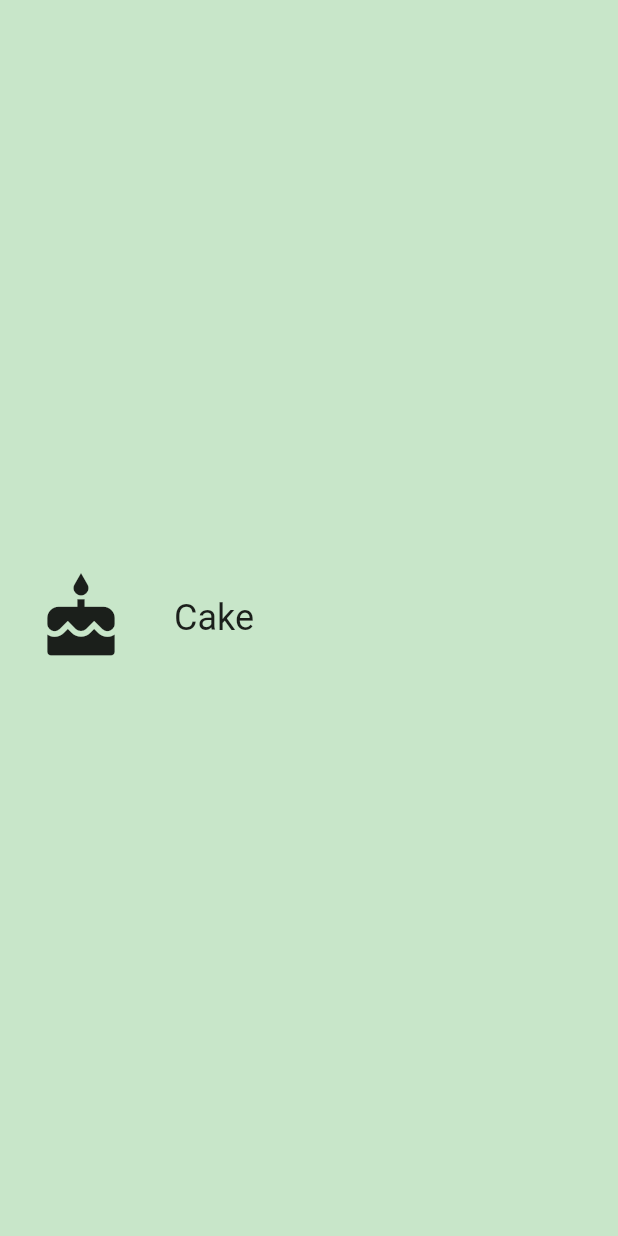
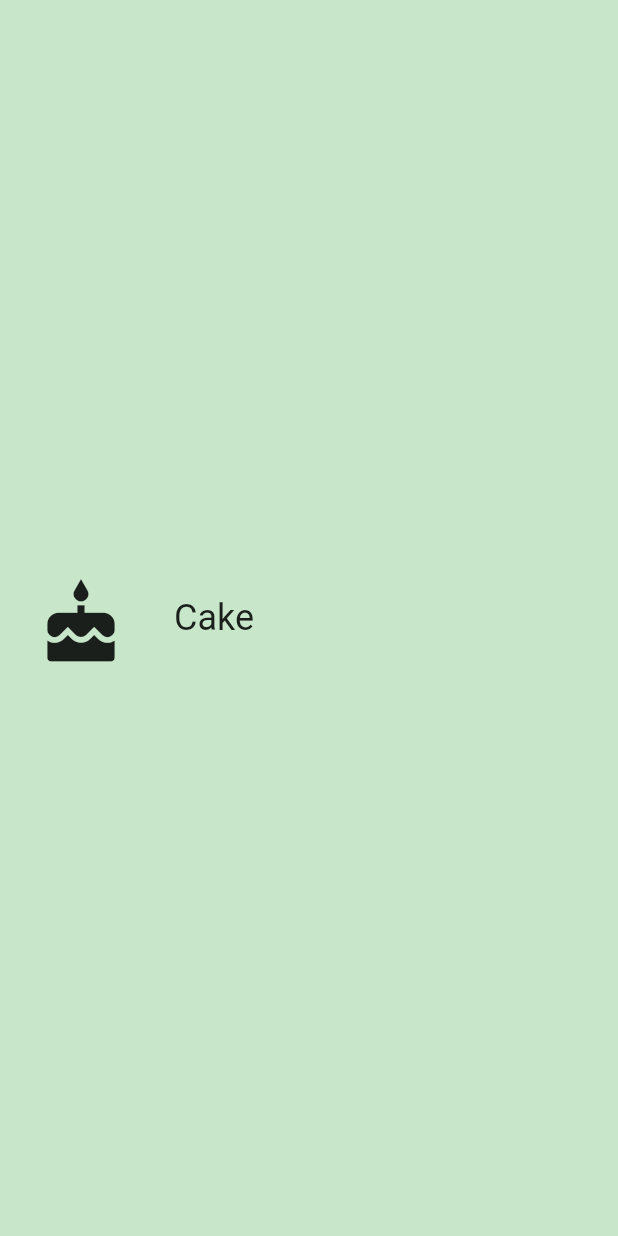
Before and after one commit to iinoten/flutter_udacity_course, a Flutter app: the screen it shows after launch, on a phone screen of 412 x 824 dp. Run offline on Flutter 3.47's test engine with Material 2 defaults, Android fonts, the phone set to English and light mode, and no system bars.

Commit message:
お手本通りに引数を取れるようにした

```diff
--- a/lib/category.dart
+++ b/lib/category.dart
@@ -6,17 +6,31 @@
 // https://www.dartlang.org/guides/language/effective-dart/style#ordering
 import 'package:flutter/material.dart';
 
+final _rowHeight = 100.0;
+final _borderRadius = BorderRadius.circular(_rowHeight / 2);
+
 /// A custom [Category] widget.
 ///
 /// The widget is composed on an [Icon] and [Text]. Tapping on the widget shows
 /// a colored [InkWell] animation.
 class Category extends StatelessWidget {
+  final String name;
+  final ColorSwatch color;
+  final IconData iconLocation;
   /// Creates a [Category].
   ///
   /// A [Category] saves the name of the Category (e.g. 'Length'), its color for
   /// the UI, and the icon that represents it (e.g. a ruler).
   // TODO: You'll need the name, color, and iconLocation from main.dart
-  const Category();
+  const Category({
+    Key key,
+    @required this.name,
+    @required this.color,
+    @required this.iconLocation,
+  }): assert(name != null),
+      assert(color != null),
+      assert(iconLocation != null),
+      super(key: key);
 
   /// Builds a custom widget that shows [Category] information.
   ///
@@ -29,10 +43,11 @@ class Category extends StatelessWidget {
   Widget build(BuildContext context) {
     // TODO: Build the custom widget here, referring to the Specs.
     return Container(
+      height: _rowHeight,
       child: Padding(
         padding: EdgeInsets.all(8.0),
         child: InkWell(
-          borderRadius: BorderRadius.circular(50.0),  // InkWellに角丸を追加
+          borderRadius: _borderRadius,  // InkWellに角丸を追加
           onTap: () { print('Iwas tapped!');},
           splashColor: Colors.green[400],
           highlightColor: Colors.green[400],
@@ -41,7 +56,7 @@ class Category extends StatelessWidget {
               Padding(
                 padding: EdgeInsets.all(16.0),
                 child: Icon(
-                    Icons.cake,
+                    iconLocation,
                     size: 60.0,
                   ),
               ),
--- a/lib/main.dart
+++ b/lib/main.dart
@@ -33,7 +33,11 @@ class UnitConverterApp extends StatelessWidget {
         backgroundColor: Colors.green[100],
         body: Center(
           // TODO: Determine what properties you'll need to pass into the widget
-          child: Category(),
+          child: Category(
+            name: _categoryName,
+            color: _categoryColor,
+            iconLocation: _categoryIcon,
+          ),
         ),
       ),
     );
```
